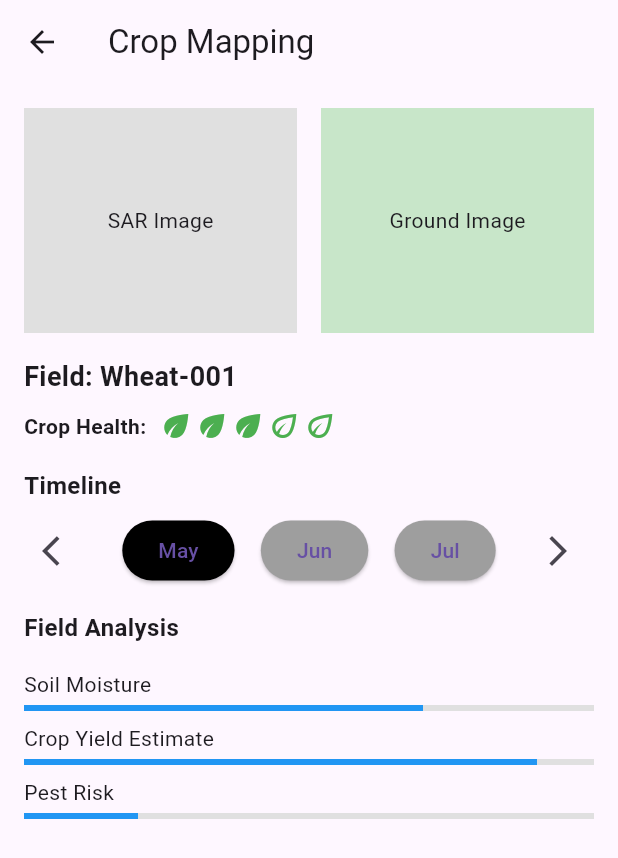
After one commit to patelkiran185/SARAI, a Flutter app: the CropMappingScreen screen opened directly, on a phone screen of 412 x 824 dp. The commit adds this screen. Shown: the top 858 px of the screen. Run offline on Flutter 3.47's test engine with Material 3 defaults, Android fonts, the phone set to English and light mode, and no system bars; our stand-ins replace cloud_firestore, firebase_auth, firebase_core, flutter_dotenv, gallery_saver, google_sign_in and 3 more; missing offline and left inert: email_otp, github_signin_promax, twilio_flutter; accounts and stored records are empty.

Commit message:
Add dockerfile and other files

```diff
--- /dev/null
+++ b/lib/sub-screens/cropmap.dart
@@ -0,0 +1,155 @@
+import 'package:flutter/material.dart';
+
+class CropMappingScreen extends StatefulWidget {
+  const CropMappingScreen({Key? key}) : super(key: key);
+
+  @override
+  _CropMappingScreenState createState() => _CropMappingScreenState();
+}
+
+class _CropMappingScreenState extends State<CropMappingScreen> {
+  String selectedMonth = 'May';
+
+  @override
+  Widget build(BuildContext context) {
+    return Scaffold(
+      appBar: AppBar(
+        leading: IconButton(
+          icon: Icon(Icons.arrow_back),
+          onPressed: () => Navigator.of(context).pop(),
+        ),
+        title: Text('Crop Mapping'),
+      ),
+      body: SingleChildScrollView(
+        child: Padding(
+          padding: const EdgeInsets.all(16.0),
+          child: Column(
+            crossAxisAlignment: CrossAxisAlignment.start,
+            children: [
+              _buildImageSection(),
+              SizedBox(height: 16),
+              _buildFieldInfo(),
+              SizedBox(height: 16),
+              _buildTimeline(),
+              SizedBox(height: 16),
+              _buildFieldAnalysis(),
+            ],
+          ),
+        ),
+      ),
+    );
+  }
+
+  Widget _buildImageSection() {
+    return Row(
+      children: [
+        Expanded(
+          child: Container(
+            height: 150,
+            color: Colors.grey[300],
+            child: Center(child: Text('SAR Image')),
+          ),
+        ),
+        SizedBox(width: 16),
+        Expanded(
+          child: Container(
+            height: 150,
+            color: Colors.green[100],
+            child: Center(child: Text('Ground Image')),
+          ),
+        ),
+      ],
+    );
+  }
+
+  Widget _buildFieldInfo() {
+    return Column(
+      crossAxisAlignment: CrossAxisAlignment.start,
+      children: [
+        Text('Field: Wheat-001', style: TextStyle(fontSize: 18, fontWeight: FontWeight.bold)),
+        SizedBox(height: 8),
+        Row(
+          children: [
+            Text('Crop Health:', style: TextStyle(fontWeight: FontWeight.bold)),
+            SizedBox(width: 8),
+            Row(
+              children: List.generate(
+                5,
+                (index) => Icon(
+                  index < 3 ? Icons.eco : Icons.eco_outlined,
+                  color: Colors.green,
+                ),
+              ),
+            ),
+          ],
+        ),
+      ],
+    );
+  }
+
+  Widget _buildTimeline() {
+    return Column(
+      crossAxisAlignment: CrossAxisAlignment.start,
+      children: [
+        Text('Timeline', style: TextStyle(fontSize: 16, fontWeight: FontWeight.bold)),
+        SizedBox(height: 8),
+        Row(
+          mainAxisAlignment: MainAxisAlignment.spaceBetween,
+          children: [
+            IconButton(
+              icon: Icon(Icons.arrow_back_ios),
+              onPressed: () {},
+            ),
+            _buildMonthButton('May'),
+            _buildMonthButton('Jun'),
+            _buildMonthButton('Jul'),
+            IconButton(
+              icon: Icon(Icons.arrow_forward_ios),
+              onPressed: () {},
+            ),
+          ],
+        ),
+      ],
+    );
+  }
+
+  Widget _buildMonthButton(String month) {
+    return ElevatedButton(
+      onPressed: () => setState(() => selectedMonth = month),
+      child: Text(month),
+      style: ElevatedButton.styleFrom(
+        backgroundColor: selectedMonth == month ? Colors.black : Colors.grey,
+      ),
+    );
+  }
+
+  Widget _buildFieldAnalysis() {
+    return Column(
+      crossAxisAlignment: CrossAxisAlignment.start,
+      children: [
+        Text('Field Analysis', style: TextStyle(fontSize: 16, fontWeight: FontWeight.bold)),
+        SizedBox(height: 16),
+        _buildAnalysisItem('Soil Moisture', 0.7),
+        SizedBox(height: 8),
+        _buildAnalysisItem('Crop Yield Estimate', 0.9),
+        SizedBox(height: 8),
+        _buildAnalysisItem('Pest Risk', 0.2),
+      ],
+    );
+  }
+
+  Widget _buildAnalysisItem(String title, double value) {
+    return Column(
+      crossAxisAlignment: CrossAxisAlignment.start,
+      children: [
+        Text(title),
+        SizedBox(height: 4),
+        LinearProgressIndicator(
+          value: value,
+          backgroundColor: Colors.grey[300],
+          valueColor: AlwaysStoppedAnimation<Color>(Colors.blue),
+        ),
+      ],
+    );
+  }
+}
--- a/pubspec.yaml
+++ b/pubspec.yaml
@@ -23,6 +23,7 @@ dependencies:
   water_drop_nav_bar: ^2.2.2
   image_picker: ^1.1.2
   flutter_dotenv: ^5.0.2
+  gallery_saver: ^2.3.2
 
 
 dev_dependencies:
```
Also changed, not shown: lib/screens/home_screen.dart (+38 -0 lines), lib/sub-screens/aiins.dart (added, +129 -0 lines), lib/sub-screens/flooddet.dart (added, +103 -0 lines), lib/sub-screens/hist.dart (added, +185 -0 lines), lib/sub-screens/imagecolrisation.dart (added, +92 -0 lines), pubspec.lock, 4 other files.
